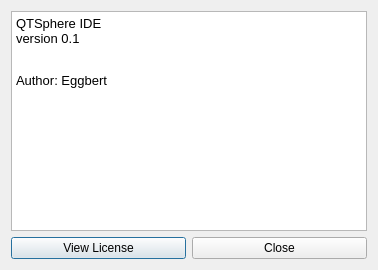
Above: aboutdialog.ui from Eggbertx/QtSphere-IDE before the change. Below: the same form after it.
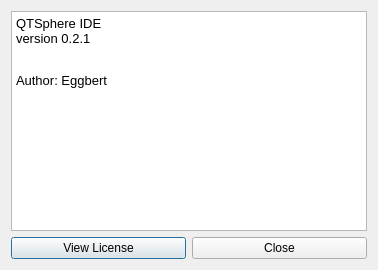
That is the form after the change.

Patch:
```diff
--- a/aboutdialog.ui
+++ b/aboutdialog.ui
@@ -22,11 +22,11 @@
         <string>&lt;!DOCTYPE HTML PUBLIC &quot;-//W3C//DTD HTML 4.0//EN&quot; &quot;http://www.w3.org/TR/REC-html40/strict.dtd&quot;&gt;
 &lt;html&gt;&lt;head&gt;&lt;meta name=&quot;qrichtext&quot; content=&quot;1&quot; /&gt;&lt;style type=&quot;text/css&quot;&gt;
 p, li { white-space: pre-wrap; }
-&lt;/style&gt;&lt;/head&gt;&lt;body style=&quot; font-family:'Sans'; font-size:10pt; font-weight:400; font-style:normal;&quot;&gt;
-&lt;p style=&quot; margin-top:0px; margin-bottom:0px; margin-left:0px; margin-right:0px; -qt-block-indent:0; text-indent:0px;&quot;&gt;QTSphere IDE&lt;/p&gt;
-&lt;p style=&quot; margin-top:0px; margin-bottom:0px; margin-left:0px; margin-right:0px; -qt-block-indent:0; text-indent:0px;&quot;&gt;version 0.1&lt;/p&gt;
-&lt;p style=&quot;-qt-paragraph-type:empty; margin-top:0px; margin-bottom:12px; margin-left:0px; margin-right:0px; -qt-block-indent:0; text-indent:0px;&quot;&gt;&lt;br /&gt;&lt;/p&gt;
-&lt;p style=&quot; margin-top:0px; margin-bottom:12px; margin-left:0px; margin-right:0px; -qt-block-indent:0; text-indent:0px;&quot;&gt;Author: Eggbert&lt;/p&gt;&lt;/body&gt;&lt;/html&gt;</string>
+&lt;/style&gt;&lt;/head&gt;&lt;body style=&quot; font-family:'MS Shell Dlg 2'; font-size:8.25pt; font-weight:400; font-style:normal;&quot;&gt;
+&lt;p style=&quot; margin-top:0px; margin-bottom:0px; margin-left:0px; margin-right:0px; -qt-block-indent:0; text-indent:0px;&quot;&gt;&lt;span style=&quot; font-family:'Sans'; font-size:10pt;&quot;&gt;QTSphere IDE&lt;/span&gt;&lt;/p&gt;
+&lt;p style=&quot; margin-top:0px; margin-bottom:0px; margin-left:0px; margin-right:0px; -qt-block-indent:0; text-indent:0px;&quot;&gt;&lt;span style=&quot; font-family:'Sans'; font-size:10pt;&quot;&gt;version 0.2.1&lt;/span&gt;&lt;/p&gt;
+&lt;p style=&quot;-qt-paragraph-type:empty; margin-top:0px; margin-bottom:12px; margin-left:0px; margin-right:0px; -qt-block-indent:0; text-indent:0px; font-family:'Sans'; font-size:10pt;&quot;&gt;&lt;br /&gt;&lt;/p&gt;
+&lt;p style=&quot; margin-top:0px; margin-bottom:12px; margin-left:0px; margin-right:0px; -qt-block-indent:0; text-indent:0px;&quot;&gt;&lt;span style=&quot; font-family:'Sans'; font-size:10pt;&quot;&gt;Author: Eggbert&lt;/span&gt;&lt;/p&gt;&lt;/body&gt;&lt;/html&gt;</string>
        </property>
       </widget>
      </item>
```
